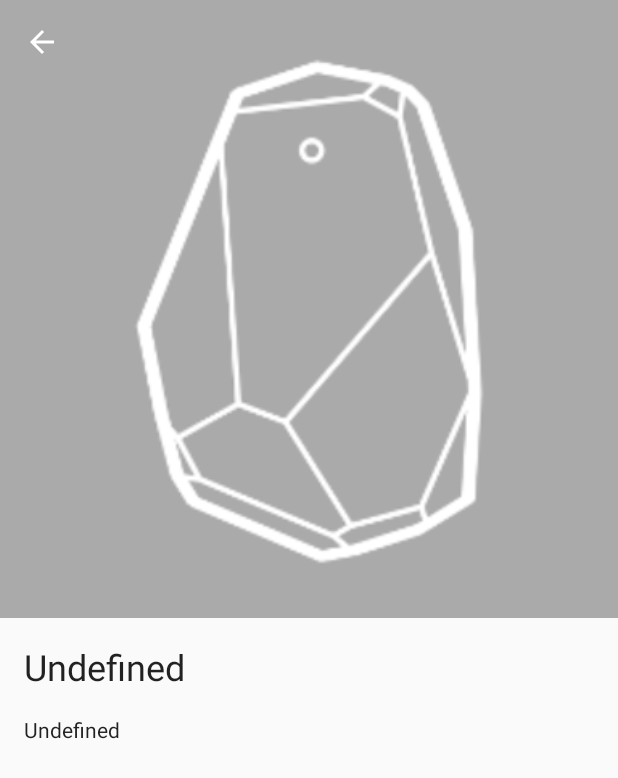
After one commit to psimao/easyguide, an Android app: the BeaconActivity screen opened directly, with no data from a screen before it, on a phone screen of 412 x 824 dp. The commit adds this screen. Shown: the top 778 px of the screen. Run offline under Robolectric (Android 15) with nearby library versions, the phone set to English and light mode, and no system bars; our stand-ins replace ButterKnife, Picasso; pictures from the network do not load; 1 statement that could not run was skipped.

Commit message:
Beacon Detail Activity

```diff
--- a/android/app/src/main/AndroidManifest.xml
+++ b/android/app/src/main/AndroidManifest.xml
@@ -33,6 +33,10 @@
         <activity
             android:name=".presentation.home.HomeActivity"
             android:screenOrientation="portrait"/>
+        <activity
+            android:parentActivityName=".presentation.home.HomeActivity"
+            android:name=".presentation.beacon.BeaconActivity"
+            android:screenOrientation="portrait"/>
     </application>
 
 </manifest>
--- a/android/app/src/main/java/com/easyguide/data/entity/Beacon.java
+++ b/android/app/src/main/java/com/easyguide/data/entity/Beacon.java
@@ -2,9 +2,10 @@ package com.easyguide.data.entity;
 
 import com.google.firebase.database.PropertyName;
 
+import java.io.Serializable;
 import java.util.HashMap;
 
-public class Beacon {
+public class Beacon implements Serializable {
 
     @PropertyName("uuid")
     String uuid;
--- a/android/app/src/main/java/com/easyguide/data/entity/BeaconContent.java
+++ b/android/app/src/main/java/com/easyguide/data/entity/BeaconContent.java
@@ -2,7 +2,9 @@ package com.easyguide.data.entity;
 
 import com.google.firebase.database.PropertyName;
 
-public class BeaconContent {
+import java.io.Serializable;
+
+public class BeaconContent implements Serializable {
 
     @PropertyName("profile")
     Long profile;
--- /dev/null
+++ b/android/app/src/main/java/com/easyguide/presentation/beacon/BeaconActivity.java
@@ -0,0 +1,96 @@
+package com.easyguide.presentation.beacon;
+
+import android.os.Build;
+import android.os.Bundle;
+import android.support.annotation.Nullable;
+import android.support.design.widget.CollapsingToolbarLayout;
+import android.support.v4.content.ContextCompat;
+import android.support.v7.widget.Toolbar;
+import android.text.Html;
+import android.view.WindowManager;
+import android.widget.ImageView;
+import android.widget.TextView;
+
+import com.easyguide.BaseActivity;
+import com.easyguide.R;
+import com.easyguide.data.entity.Beacon;
+import com.easyguide.data.entity.BeaconContent;
+import com.squareup.picasso.Picasso;
+
+import java.util.HashMap;
+
+import butterknife.BindView;
+import butterknife.ButterKnife;
+
+public class BeaconActivity extends BaseActivity {
+
+    public static final String EXTRA_BEACON = "com.easyguide.presentation.beacon.BaseActivity.extraBeacon";
+
+    private Beacon beacon;
+
+    @BindView(R.id.collapsing_toolbar)
+    CollapsingToolbarLayout collapsingToolbarLayout;
+
+    @BindView(R.id.toolbar)
+    Toolbar toolbar;
+
+    @BindView(R.id.imageview_beacon)
+    ImageView imageViewBeacon;
+
+    @BindView(R.id.textview_beacon_description)
+    TextView textViewBeaconDescription;
+    @BindView(R.id.textview_beacon_content)
+    TextView textViewBeaconContent;
+
+    @SuppressWarnings("ConstantConditions")
+    @Override
+    protected void onCreate(@Nullable Bundle savedInstanceState) {
+        super.onCreate(savedInstanceState);
+        setContentView(R.layout.activity_beacon);
+
+        ButterKnife.bind(this);
+
+        beacon = (Beacon) getIntent().getSerializableExtra(EXTRA_BEACON);
+
+        if (Build.VERSION.SDK_INT > 19) {
+            getWindow().addFlags(WindowManager.LayoutParams.FLAG_TRANSLUCENT_STATUS);
+        }
+
+        setSupportActionBar(toolbar);
+        getSupportActionBar().setDisplayHomeAsUpEnabled(true);
+
+        HashMap<String, BeaconContent> contents = beacon.getContent();
+        BeaconContent beaconContent = null;
+        if (contents != null) {
+            String key = contents.entrySet().iterator().next().getKey();
+            beaconContent = contents.get(key);
+        }
+
+        String imageUrl = beaconContent != null ? beaconContent.getImageUrl() : null;
+        String description = beaconContent != null ? beaconContent.getTextDescription() : getString(R.string.main_undefined_beacon);
+        String descriptionAccessibility = beaconContent != null ? beaconContent.getSpeechDescription() : getString(R.string.main_undefined_beacon);
+        String content = beaconContent != null ? beaconContent.getTextContent() : getString(R.string.main_undefined_beacon);
+        String contentAccessibility = beaconContent != null ? beaconContent.getSpeechContent() : getString(R.string.main_undefined_beacon);
+
+        textViewBeaconDescription.setText(description);
+        textViewBeaconDescription.setContentDescription(descriptionAccessibility);
+        textViewBeaconContent.setText(Html.fromHtml(content));
+        textViewBeaconContent.setContentDescription(contentAccessibility);
+
+        if (imageUrl != null) {
+            Picasso.with(this)
+                    .load(imageUrl)
+                    .into(imageViewBeacon);
+        } else {
+            Picasso.with(this)
+                    .load(R.drawable.bg_beacon_256)
+                    .into(imageViewBeacon);
+        }
+
+        collapsingToolbarLayout.setTitle(getString(R.string.beacon_title));
+        collapsingToolbarLayout.setExpandedTitleColor(ContextCompat.getColor(this, android.R.color.transparent));
+        collapsingToolbarLayout.setContentScrimColor(ContextCompat.getColor(this, android.R.color.transparent));
+        collapsingToolbarLayout.setStatusBarScrimColor(ContextCompat.getColor(this, android.R.color.transparent));
+        supportStartPostponedEnterTransition();
+    }
+}
--- a/android/app/src/main/java/com/easyguide/presentation/home/main/MainFragment.java
+++ b/android/app/src/main/java/com/easyguide/presentation/home/main/MainFragment.java
@@ -26,6 +26,7 @@ import com.easyguide.BaseFragment;
 import com.easyguide.Injection;
 import com.easyguide.R;
 import com.easyguide.data.entity.Beacon;
+import com.easyguide.presentation.beacon.BeaconActivity;
 import com.easyguide.presentation.login.LoginActivity;
 import com.easyguide.ui.adapter.BeaconsAdapter;
 
@@ -34,7 +35,7 @@ import java.util.List;
 import butterknife.BindView;
 import butterknife.ButterKnife;
 
-public class MainFragment extends BaseFragment implements MainContract.View {
+public class MainFragment extends BaseFragment implements MainContract.View, BeaconsAdapter.OnItemClickListener {
 
     private static final int RECYCLERVIEW_VERTICAL_SPAN_SIZE = 2;
     private static final int RECYCLERVIEW_HORIZONTAL_SPAN_SIZE = 3;
@@ -174,6 +175,7 @@ public class MainFragment extends BaseFragment implements MainContract.View {
     public void setBeacon(List<Beacon> beaconsList) {
         if (beaconsAdapter == null) {
             beaconsAdapter = new BeaconsAdapter(getContext(), beaconsList);
+            beaconsAdapter.setOnItemClickListener(this);
             recyclerViewBeacons.setAdapter(beaconsAdapter);
         } else {
             beaconsAdapter.setSourceList(beaconsList);
@@ -241,4 +243,11 @@ public class MainFragment extends BaseFragment implements MainContract.View {
         Intent intent = new Intent(BluetoothAdapter.ACTION_REQUEST_ENABLE);
         startActivityForResult(intent, RESULT_REQUEST_BLUETOOTH_ACTIVATION);
     }
+
+    @Override
+    public void OnIemClick(int position, Beacon beacon) {
+        Intent intent = new Intent(getContext(), BeaconActivity.class);
+        intent.putExtra(BeaconActivity.EXTRA_BEACON, beacon);
+        startActivity(intent);
+    }
 }
--- a/android/app/src/main/java/com/easyguide/ui/adapter/BeaconsAdapter.java
+++ b/android/app/src/main/java/com/easyguide/ui/adapter/BeaconsAdapter.java
@@ -18,11 +18,13 @@ import java.util.List;
 
 import butterknife.BindView;
 import butterknife.ButterKnife;
+import butterknife.OnClick;
 
 public class BeaconsAdapter extends RecyclerView.Adapter<BeaconsAdapter.ViewHolder> {
 
     private Context context;
     private List<Beacon> sourceList;
+    private OnItemClickListener onItemClickListener;
 
     public BeaconsAdapter(Context context, List<Beacon> sourceList) {
         this.context = context;
@@ -31,6 +33,10 @@ public class BeaconsAdapter extends RecyclerView.Adapter<BeaconsAdapter.ViewHold
 
     public void setSourceList(List<Beacon> sourceList) {
         this.sourceList = sourceList;
+    }
+
+    public void setOnItemClickListener(OnItemClickListener onItemClickListener) {
+        this.onItemClickListener = onItemClickListener;
     }
 
     @Override
@@ -84,5 +90,17 @@ public class BeaconsAdapter extends RecyclerView.Adapter<BeaconsAdapter.ViewHold
             super(itemView);
             ButterKnife.bind(this, itemView);
         }
+
+        @OnClick(R.id.cardview_beacon)
+        void cardViewOnClick() {
+            if(onItemClickListener != null) {
+                onItemClickListener.OnIemClick(getAdapterPosition(), sourceList.get(getAdapterPosition()));
+            }
+        }
+
+    }
+
+    public interface OnItemClickListener {
+        void OnIemClick(int position, Beacon beacon);
     }
 }
--- /dev/null
+++ b/android/app/src/main/res/layout/activity_beacon.xml
@@ -0,0 +1,78 @@
+<android.support.design.widget.CoordinatorLayout
+    xmlns:android="http://schemas.android.com/apk/res/android"
+    xmlns:app="http://schemas.android.com/apk/res-auto"
+    android:layout_width="match_parent"
+    android:layout_height="match_parent"
+    android:fitsSystemWindows="true">
+
+    <android.support.design.widget.AppBarLayout
+        android:id="@+id/app_bar_layout"
+        android:layout_width="match_parent"
+        android:layout_height="wrap_content"
+        android:fitsSystemWindows="true"
+        android:theme="@style/ThemeOverlay.AppCompat.Dark.ActionBar">
+
+        <android.support.design.widget.CollapsingToolbarLayout
+            android:id="@+id/collapsing_toolbar"
+            android:layout_width="match_parent"
+            android:layout_height="match_parent"
+            android:fitsSystemWindows="true"
+            app:contentScrim="?attr/colorPrimary"
+            app:expandedTitleMarginEnd="64dp"
+            app:expandedTitleMarginStart="48dp"
+            app:layout_scrollFlags="scroll|exitUntilCollapsed">
+
+            <ImageView
+                android:id="@+id/imageview_beacon"
+                android:layout_width="match_parent"
+                android:layout_height="wrap_content"
+                android:adjustViewBounds="true"
+                android:fitsSystemWindows="true"
+                android:scaleType="centerCrop"
+                android:contentDescription="@null"
+                app:layout_collapseMode="parallax"/>
+
+            <android.support.v7.widget.Toolbar
+                android:id="@+id/toolbar"
+                android:layout_width="match_parent"
+                android:layout_height="?attr/actionBarSize"
+                app:layout_collapseMode="pin"
+                app:popupTheme="@style/ThemeOverlay.AppCompat.Light"/>
+
+        </android.support.design.widget.CollapsingToolbarLayout>
+
+    </android.support.design.widget.AppBarLayout>
+
+    <android.support.v4.widget.NestedScrollView
+        android:id="@+id/scroll"
+        android:layout_width="match_parent"
+        android:layout_height="match_parent"
+        android:clipToPadding="false"
+        app:layout_behavior="@string/appbar_scrolling_view_behavior">
+
+        <LinearLayout
+            android:layout_width="match_parent"
+            android:layout_height="wrap_content"
+            android:orientation="vertical">
+
+            <TextView
+                android:id="@+id/textview_beacon_description"
+                android:layout_width="match_parent"
+                android:layout_height="wrap_content"
+                android:layout_marginLeft="16dp"
+                android:layout_marginRight="16dp"
+                android:layout_marginTop="16dp"
+                android:textAppearance="@style/TextAppearance.AppCompat.Headline"/>
+
+            <TextView
+                android:id="@+id/textview_beacon_content"
+                android:layout_width="match_parent"
+                android:layout_height="wrap_content"
+                android:layout_margin="16dp"
+                android:textAppearance="@style/TextAppearance.AppCompat.Body1"/>
+
+        </LinearLayout>
+
+    </android.support.v4.widget.NestedScrollView>
+
+</android.support.design.widget.CoordinatorLayout>
--- a/android/app/src/main/res/layout/adapter_beacons.xml
+++ b/android/app/src/main/res/layout/adapter_beacons.xml
@@ -4,6 +4,8 @@
     style="@style/MaterialCardView"
     xmlns:android="http://schemas.android.com/apk/res/android"
     xmlns:card_view="http://schemas.android.com/apk/res-auto"
+    android:clickable="true"
+    android:foreground="?android:attr/selectableItemBackground"
     card_view:cardCornerRadius="4dp"
     card_view:cardElevation="7dp">
 
@@ -28,9 +30,9 @@
             <LinearLayout
                 android:layout_width="wrap_content"
                 android:layout_height="wrap_content"
-                android:gravity="center"
+                android:layout_gravity="end|bottom"
                 android:background="@color/background_beacon_adapter_distance"
-                android:layout_gravity="end|bottom">
+                android:gravity="center">
 
                 <TextView
                     android:id="@+id/textview_distance"
--- a/android/app/src/main/res/values/strings.xml
+++ b/android/app/src/main/res/values/strings.xml
@@ -33,4 +33,7 @@
 
     <!-- History -->
     <string name="history_title">History</string>
+
+    <!-- Beacon -->
+    <string name="beacon_title">Beacon Detail</string>
 </resources>
```
